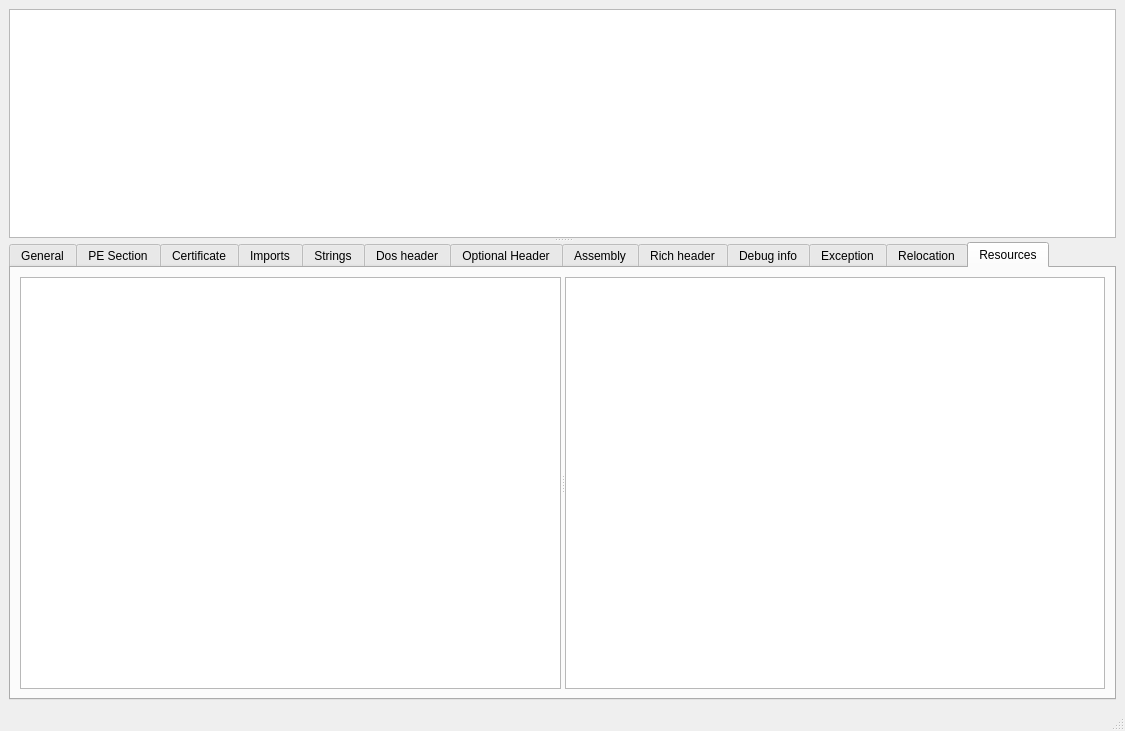
The window that mainwindow.ui (grzesiekkedzior/DriverSentinel) describes before a commit, drawn with Qt 5.
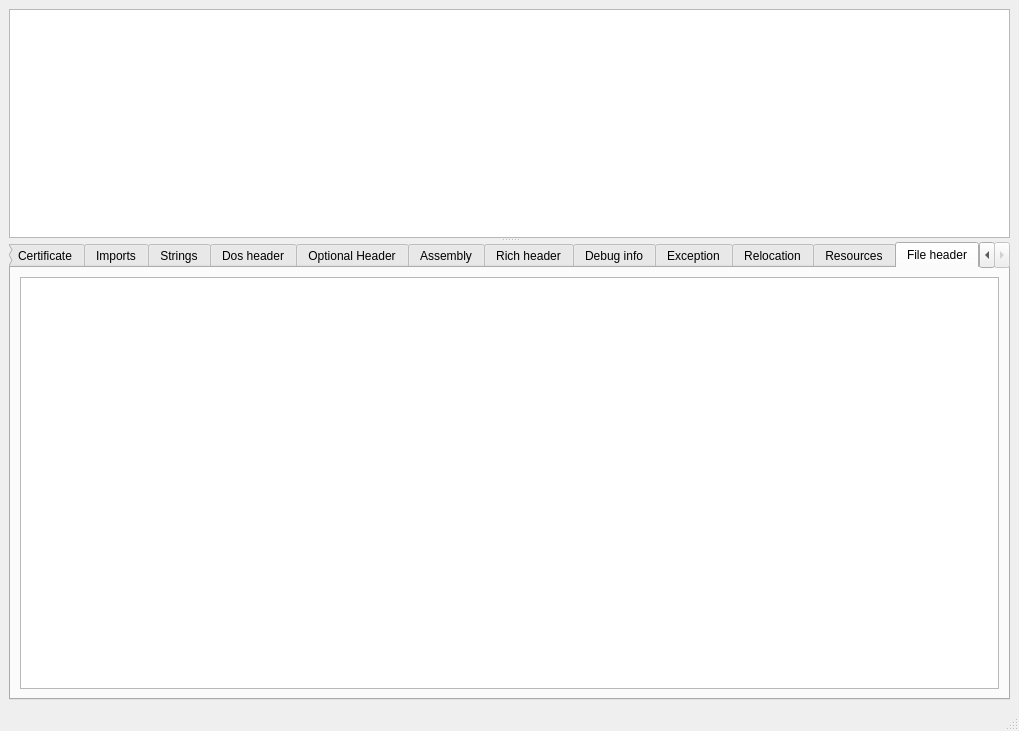
The same window after the commit.

Commit message: Implement the file header info.

Patch:
```diff
--- a/mainwindow.ui
+++ b/mainwindow.ui
@@ -6,7 +6,7 @@
    <rect>
     <x>0</x>
     <y>0</y>
-    <width>1125</width>
+    <width>1019</width>
     <height>731</height>
    </rect>
   </property>
@@ -14,7 +14,7 @@
    <string>MainWindow</string>
   </property>
   <widget class="QWidget" name="centralwidget">
-   <layout class="QHBoxLayout" name="horizontalLayout">
+   <layout class="QVBoxLayout" name="verticalLayout_17">
     <item>
      <widget class="QSplitter" name="splitter">
       <property name="orientation">
@@ -39,7 +39,7 @@
       </widget>
       <widget class="QTabWidget" name="tabWidget">
        <property name="currentIndex">
-        <number>12</number>
+        <number>13</number>
        </property>
        <widget class="QWidget" name="general">
         <attribute name="title">
@@ -1727,6 +1727,29 @@
          </item>
         </layout>
        </widget>
+       <widget class="QWidget" name="fileHeader">
+        <attribute name="title">
+         <string>File header</string>
+        </attribute>
+        <layout class="QVBoxLayout" name="verticalLayout_18">
+         <item>
+          <widget class="QTableView" name="fileHeaderTableView">
+           <property name="showGrid">
+            <bool>false</bool>
+           </property>
+           <property name="gridStyle">
+            <enum>Qt::PenStyle::SolidLine</enum>
+           </property>
+           <attribute name="horizontalHeaderStretchLastSection">
+            <bool>false</bool>
+           </attribute>
+           <attribute name="verticalHeaderVisible">
+            <bool>false</bool>
+           </attribute>
+          </widget>
+         </item>
+        </layout>
+       </widget>
       </widget>
      </widget>
     </item>
```
Left out of the diff: 6 changed lines with no effect on the pictures. The commit also changes 8 other files.
